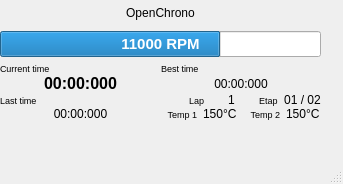
This is uc_projets/openchrono/gui_qt/openchrono/ui/mainwin.ui in BackupTheBerlios/openphysic-svn as Qt 5 draws it before an edit. The edited form follows.
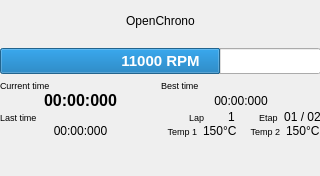
This is the edited form.

Patch:
```diff
--- a/uc_projets/openchrono/gui_qt/openchrono/ui/mainwin.ui
+++ b/uc_projets/openchrono/gui_qt/openchrono/ui/mainwin.ui
@@ -1,25 +1,24 @@
 <ui version="4.0" >
  <class>MainWin</class>
- <widget class="QMainWindow" name="MainWin" >
+ <widget class="QWidget" name="MainWin" >
   <property name="geometry" >
    <rect>
     <x>0</x>
     <y>0</y>
-    <width>343</width>
-    <height>184</height>
+    <width>320</width>
+    <height>176</height>
    </rect>
   </property>
   <property name="windowTitle" >
    <string>OpenChrono - Main window</string>
   </property>
-  <widget class="QWidget" name="centralwidget" >
    <widget class="QWidget" name="verticalLayout" >
     <property name="geometry" >
      <rect>
       <x>0</x>
       <y>0</y>
       <width>321</width>
-      <height>121</height>
+     <height>138</height>
      </rect>
     </property>
     <layout class="QVBoxLayout" >
@@ -303,18 +302,6 @@
      </item>
     </layout>
    </widget>
-  </widget>
-  <widget class="QMenuBar" name="menubar" >
-   <property name="geometry" >
-    <rect>
-     <x>0</x>
-     <y>0</y>
-     <width>343</width>
-     <height>22</height>
-    </rect>
-   </property>
-  </widget>
-  <widget class="QStatusBar" name="statusbar" />
  </widget>
  <resources/>
  <connections/>
```
Lines whose indentation alone changed are shown as unchanged.
